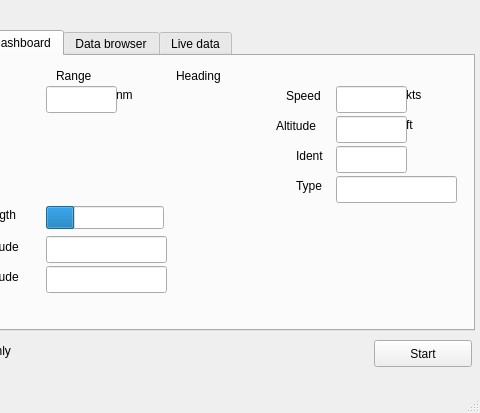
bistromath/gr-air-modes, file res/modes_rx.ui: the form before one commit; both pictures show x 206 to 686 and y 0 to 413 of the 686 by 413 pixel window.
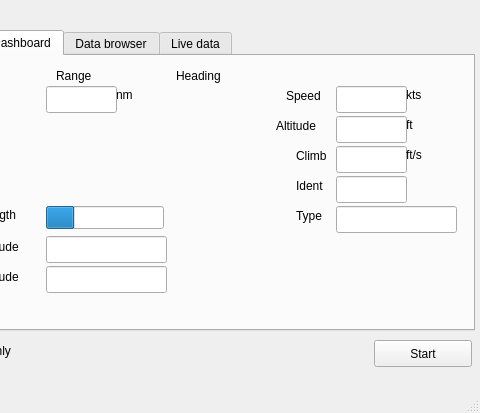
The form after the commit. The open tabs and pages were chosen to show the change.

Commit message: Added in speed/vs fetching. Need to figure out your datamodel.

The edit to the form file:
```diff
--- a/res/modes_rx.ui
+++ b/res/modes_rx.ui
@@ -602,7 +602,7 @@
       <property name="geometry">
        <rect>
         <x>370</x>
-        <y>90</y>
+        <y>120</y>
         <width>51</width>
         <height>20</height>
        </rect>
@@ -654,7 +654,7 @@
       <property name="geometry">
        <rect>
         <x>410</x>
-        <y>90</y>
+        <y>120</y>
         <width>71</width>
         <height>27</height>
        </rect>
@@ -667,7 +667,7 @@
       <property name="geometry">
        <rect>
         <x>410</x>
-        <y>120</y>
+        <y>150</y>
         <width>121</width>
         <height>27</height>
        </rect>
@@ -680,7 +680,7 @@
       <property name="geometry">
        <rect>
         <x>370</x>
-        <y>120</y>
+        <y>150</y>
         <width>51</width>
         <height>20</height>
        </rect>
@@ -741,6 +741,45 @@
        <string>Longitude</string>
       </property>
      </widget>
+     <widget class="QLineEdit" name="line_climb">
+      <property name="geometry">
+       <rect>
+        <x>410</x>
+        <y>90</y>
+        <width>71</width>
+        <height>27</height>
+       </rect>
+      </property>
+      <property name="readOnly">
+       <bool>true</bool>
+      </property>
+     </widget>
+     <widget class="QLabel" name="label_30">
+      <property name="geometry">
+       <rect>
+        <x>480</x>
+        <y>90</y>
+        <width>31</width>
+        <height>17</height>
+       </rect>
+      </property>
+      <property name="text">
+       <string>ft/s</string>
+      </property>
+     </widget>
+     <widget class="QLabel" name="label_31">
+      <property name="geometry">
+       <rect>
+        <x>370</x>
+        <y>90</y>
+        <width>41</width>
+        <height>20</height>
+       </rect>
+      </property>
+      <property name="text">
+       <string>Climb</string>
+      </property>
+     </widget>
     </widget>
     <widget class="QWidget" name="browsertab">
      <attribute name="title">
```
Left out of the diff: 2 changed lines with no effect on the pictures. The commit also changes 1 other file.
